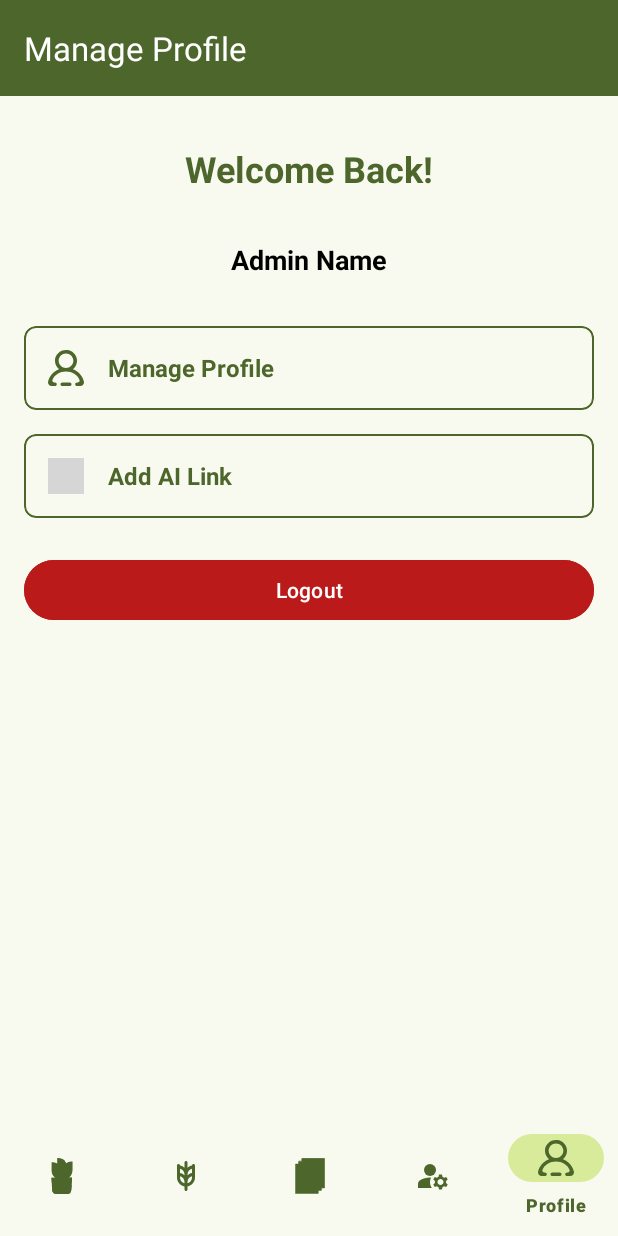
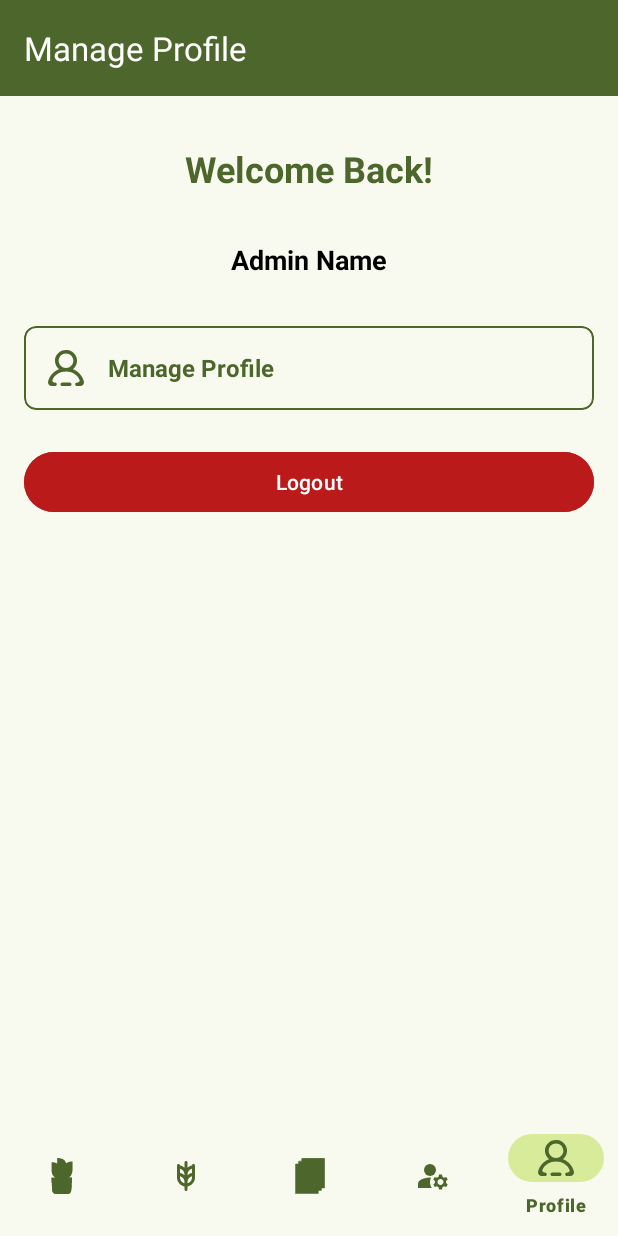
Before and after one commit to mahmmedn19/HomePlantCare, an Android app: the AdminMainActivity screen opened directly, with no data from a screen before it, item 5 of the bottom bar chosen, on a phone screen of 412 x 824 dp. Run offline under Robolectric (Android 15) with nearby library versions, the phone set to English and light mode, and no system bars; our stand-ins replace Dagger/Hilt's generated code, data binding, navigation-ui; 5 statements that could not run were skipped; grey boxes are pictures that could not be loaded.

Commit message:
feat(ManageProfileFragment): remove AI link functionality and adjust layout constraints

```diff
--- a/app/src/main/java/com/project/homeplantcare/ui/admin_screen/manage_profile/ManageProfileFragment.java
+++ b/app/src/main/java/com/project/homeplantcare/ui/admin_screen/manage_profile/ManageProfileFragment.java
@@ -42,10 +42,7 @@ public class ManageProfileFragment extends BaseFragment<FragmentManageProfileBin
         setToolbarTitle("Manage Profile");
         showBackButton(false);
 
-        binding.aiLinkLayout.setOnClickListener(v -> {
-            // Navigate to Manage Links Fragment
-            Navigation.findNavController(v).navigate(R.id.action_nav_manage_profile_to_nav_add_link);
-        });
+
         binding.manageProfileLayout.setOnClickListener(v -> {
             // Navigate to Profile Details Fragment
             Navigation.findNavController(v).navigate(R.id.action_nav_manage_profile_to_nav_admin_profile_details);
--- a/app/src/main/res/layout/fragment_manage_profile.xml
+++ b/app/src/main/res/layout/fragment_manage_profile.xml
@@ -84,46 +84,6 @@
             </LinearLayout>
         </com.google.android.material.card.MaterialCardView>
 
-        <!-- Favorites Button -->
-        <com.google.android.material.card.MaterialCardView
-            android:id="@+id/favoritesCard"
-            android:layout_width="match_parent"
-            android:layout_height="wrap_content"
-            android:layout_marginTop="16dp"
-            android:clickable="true"
-            android:focusable="true"
-            android:padding="12dp"
-            app:cardCornerRadius="8dp"
-            app:layout_constraintEnd_toEndOf="parent"
-            app:layout_constraintStart_toStartOf="parent"
-            app:layout_constraintTop_toBottomOf="@id/manageProfileCard"
-            app:strokeColor="@color/md_theme_primary">
-
-            <LinearLayout
-                android:id="@+id/aiLinkLayout"
-                android:layout_width="match_parent"
-                android:layout_height="wrap_content"
-                android:gravity="center_vertical"
-                android:orientation="horizontal"
-                android:padding="16dp">
-
-                <ImageView
-                    android:layout_width="24dp"
-                    android:layout_height="24dp"
-                    android:contentDescription="Favorites"
-                    android:src="@drawable/ic_add_link"
-                    app:tint="@color/md_theme_primary" />
-
-                <TextView
-                    android:layout_width="wrap_content"
-                    android:layout_height="wrap_content"
-                    android:layout_marginStart="16dp"
-                    android:text="Add AI Link"
-                    android:textColor="@color/md_theme_primary"
-                    android:textSize="16sp"
-                    android:textStyle="bold" />
-            </LinearLayout>
-        </com.google.android.material.card.MaterialCardView>
 
         <!-- Logout Button -->
         <com.google.android.material.button.MaterialButton
@@ -136,7 +96,7 @@
             android:textColor="@android:color/white"
             app:layout_constraintEnd_toEndOf="parent"
             app:layout_constraintStart_toStartOf="parent"
-            app:layout_constraintTop_toBottomOf="@id/favoritesCard" />
+            app:layout_constraintTop_toBottomOf="@id/manageProfileCard" />
 
     </androidx.constraintlayout.widget.ConstraintLayout>
 </layout>
```
